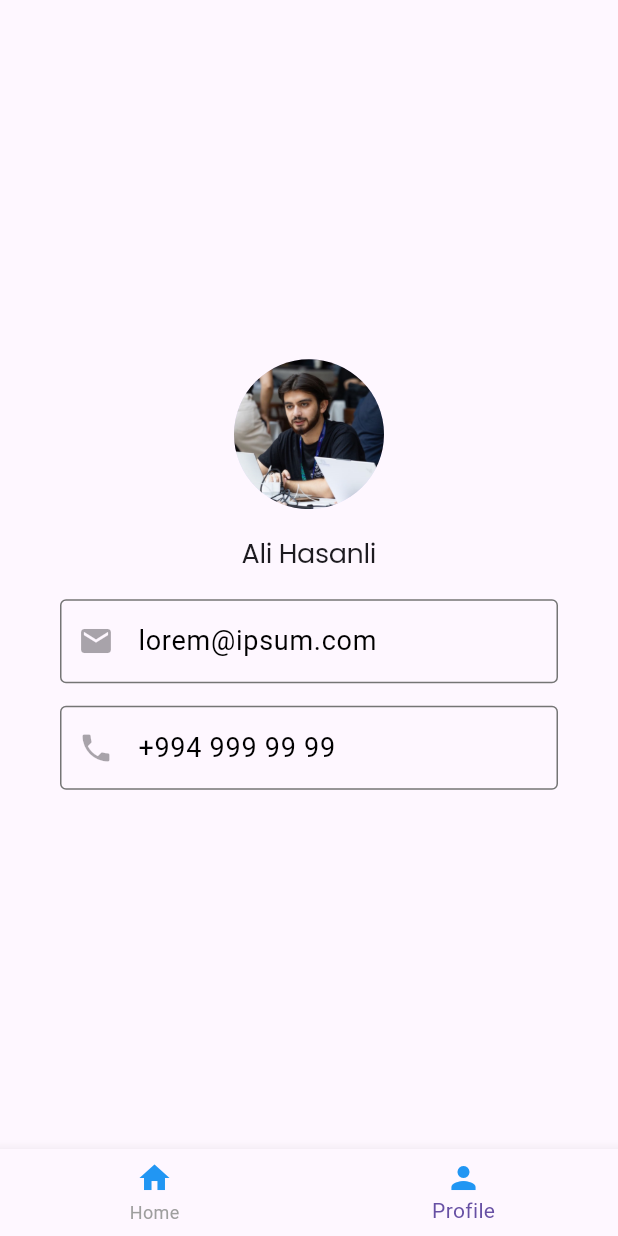
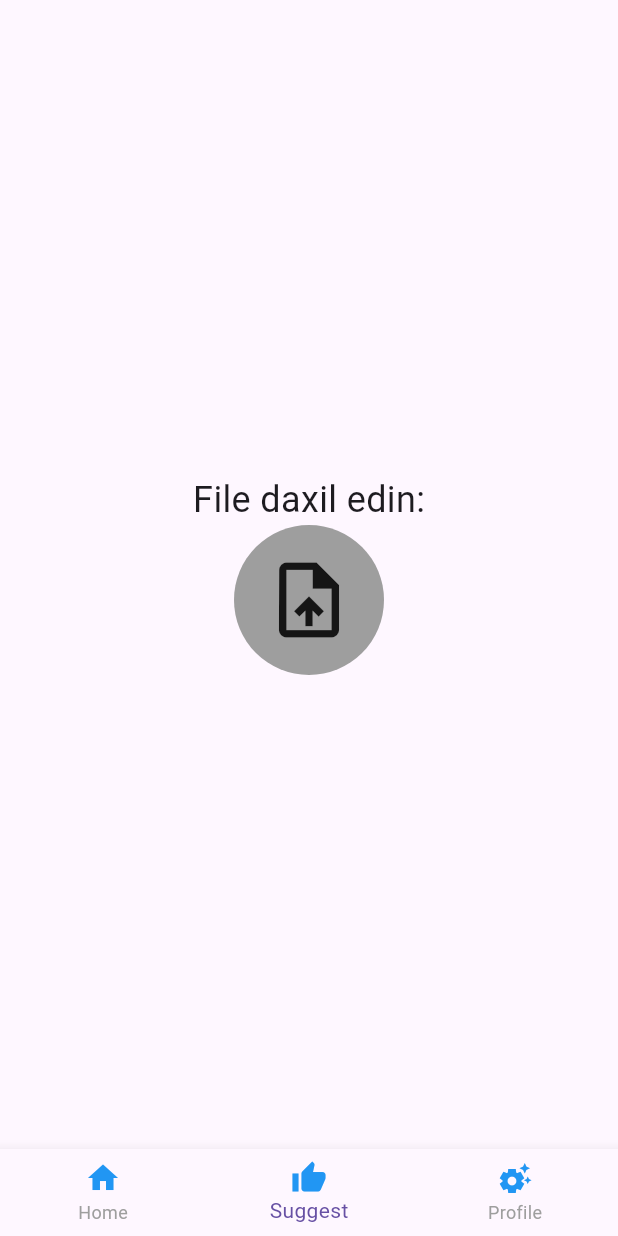
Before and after one commit to isaquliyev/USG_APEX_Hackhaton, a Flutter app: the screen it shows after launch, item 2 of the bottom bar chosen, on a phone screen of 412 x 824 dp. Run offline on Flutter 3.47's test engine with Material 3 defaults, Android fonts, the phone set to English and light mode, and no system bars; our stand-ins replace bloc, file_picker, flutter_bloc, fluttertoast, google_fonts, image_gallery_saver and 1 more.

Commit message:
partly suggest page

```diff
--- a/mobile_app/lib/Presentation/Screens/BottomNavWidgets/home.dart
+++ b/mobile_app/lib/Presentation/Screens/BottomNavWidgets/home.dart
@@ -26,7 +26,7 @@ class HomePage extends StatelessWidget {
                   Text("Mualice Bitdi", style: Theme.of(context).textTheme.displayMedium,),
                 ],
               ),
-              Image.asset('images/ali_hasanli.png', height: 100, width: 100,)
+              Image.asset('images/ali_hasanli.jpg', height: 100, width: 100,)
             ],
           ),
         ),
--- /dev/null
+++ b/mobile_app/lib/Presentation/Screens/BottomNavWidgets/suggest.dart
@@ -0,0 +1,83 @@
+import 'dart:io';
+
+import 'package:file_picker/file_picker.dart';
+import 'package:flutter/cupertino.dart';
+import 'package:flutter/material.dart';
+import 'package:percent_indicator/percent_indicator.dart';
+
+class SuggestPage extends StatefulWidget {
+  const SuggestPage({super.key});
+
+  @override
+  State<SuggestPage> createState() => _SuggestPageState();
+}
+
+class _SuggestPageState extends State<SuggestPage> {
+  bool isDocsDownload = false;
+  late AnimationController loadingController;
+  File? _file;
+  PlatformFile? _platformFile;
+
+  selectFile() async {
+    final file = await FilePicker.platform.pickFiles(
+      type: FileType.custom,
+      allowedExtensions: ['png', 'jpg', 'pdf'],
+    );
+
+    if (file != null) {
+      _file = File(file.files.single.path!);
+      _platformFile = file.files.first;
+    }
+
+    loadingController.forward();
+  }
+
+  @override
+  Widget build(BuildContext context) {
+    return Center(
+      child: isDocsDownload
+          ? CircularPercentIndicator(
+              radius: 120.0,
+              lineWidth: 16.0,
+              percent: 0.4,
+              animation: true,
+              animationDuration: 2000,
+              center: const Text(
+                "7400 AZN",
+                style: TextStyle(fontSize: 25),
+              ),
+              progressColor: Colors.green,
+            )
+          : Center(
+              child: Column(
+                mainAxisAlignment: MainAxisAlignment.center,
+                children: [
+                  Text(
+                    "File daxil edin:",
+                    style: TextStyle(fontSize: 24),
+                  ),
+                  GestureDetector(
+                    onTap: selectFile,
+                    child: Container(
+                      width: 100,
+                      height: 100,
+                      decoration: BoxDecoration(
+                          color: Colors.grey,
+                          borderRadius: BorderRadius.circular(50)),
+                      child: GestureDetector(
+                        onTap: () {
+
+                        },
+                        child: Icon(
+                          Icons.upload_file,
+                          size: 60,
+                        ),
+                      ),
+                    ),
+                  ),
+                ],
+              ),
+            ),
+    );
+  }
+}
--- a/mobile_app/lib/Presentation/Screens/illness_detail_page.dart
+++ b/mobile_app/lib/Presentation/Screens/illness_detail_page.dart
@@ -201,7 +201,7 @@ class _IllnessDetailPageState extends State<IllnessDetailPage> {
                   ),
                 )
                     : Container(
-                  height: 800,
+                  height: 600,
                   width: MediaQuery.of(context).size.width,
                   child: ListView.builder(itemBuilder: (context, index) {
                     return Row(
--- a/mobile_app/lib/Presentation/Screens/landing_page.dart
+++ b/mobile_app/lib/Presentation/Screens/landing_page.dart
@@ -3,6 +3,7 @@ import 'package:flutter_bloc/flutter_bloc.dart';
 import 'package:mobile_app/Bussiness%20Logic/LandingPage%20Bloc/landing_page_bloc.dart';
 import 'package:mobile_app/Presentation/Screens/BottomNavWidgets/home.dart';
 import 'package:mobile_app/Presentation/Screens/BottomNavWidgets/profile.dart';
+import 'package:mobile_app/Presentation/Screens/BottomNavWidgets/suggest.dart';
 
 List<BottomNavigationBarItem> bottomNavItems = const [
   BottomNavigationBarItem(
@@ -14,7 +15,14 @@ List<BottomNavigationBarItem> bottomNavItems = const [
   ),
   BottomNavigationBarItem(
     icon: Icon(
-      Icons.person,
+      Icons.thumb_up,
+      color: Colors.blue,
+    ),
+    label: "Suggest",
+  ),
+  BottomNavigationBarItem(
+    icon: Icon(
+      Icons.settings_suggest,
       color: Colors.blue,
     ),
     label: "Profile",
@@ -23,6 +31,7 @@ List<BottomNavigationBarItem> bottomNavItems = const [
 
 const List<Widget> bottomNavScreen = [
   HomePage(),
+  SuggestPage(),
   ProfilePage(),
 ];
 
--- a/mobile_app/pubspec.yaml
+++ b/mobile_app/pubspec.yaml
@@ -40,6 +40,8 @@ dependencies:
   google_fonts: ^6.1.0
   image_gallery_saver: ^2.0.3
   fluttertoast: ^8.2.4
+  percent_indicator: ^4.2.3
+  file_picker: ^6.1.1
 
 dev_dependencies:
   flutter_test:
```
Also changed, not shown: mobile_app/images/ali_hasanli.jpg (added), mobile_app/pubspec.lock.
